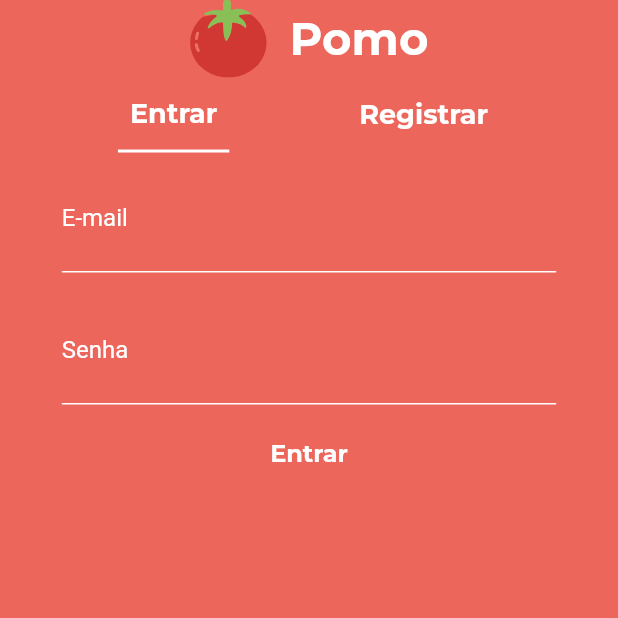
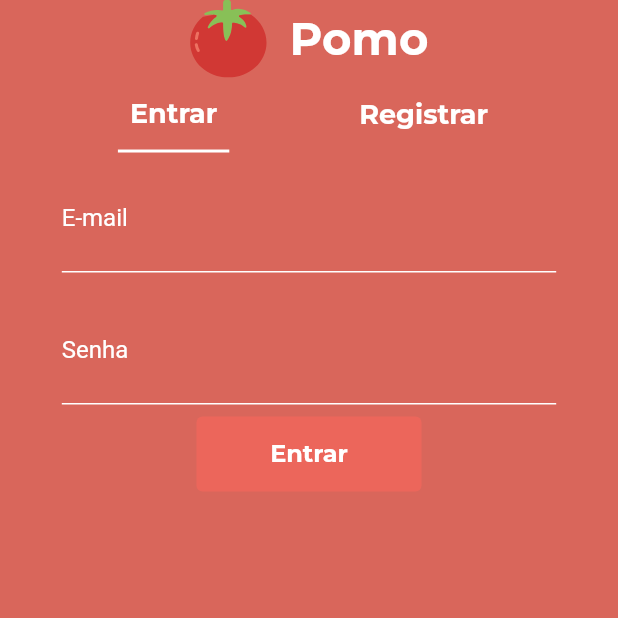
Before and after one commit to HicaroD/Pomo, a Flutter app: the screen it shows after launch, on a phone screen of 412 x 824 dp, the top half of it. Run offline on Flutter 3.47's test engine with Material 2 defaults, Android fonts, the phone set to English and light mode, and no system bars; our stand-ins replace flutter_modular, flutter_svg, google_fonts.

Commit message:
client: changing colors

```diff
--- a/lib/src/presenter/pages/Sign/sign.dart
+++ b/lib/src/presenter/pages/Sign/sign.dart
@@ -14,7 +14,7 @@ class SignPage extends StatelessWidget {
     return Scaffold(
       backgroundColor: Colors.transparent,
       body: Container(
-        color: PomoColors.SECONDARY_RED,
+        color: PomoColors.PRIMARY_RED,
         child: Column(
           children: <Widget>[
             const SignPageHeader(),
--- a/lib/src/presenter/widgets/Buttons/primary_button.dart
+++ b/lib/src/presenter/widgets/Buttons/primary_button.dart
@@ -1,4 +1,5 @@
 import 'package:flutter/material.dart';
+import 'package:pomo_app/src/utils/colors.dart';
 import '../Text/custom_text.dart';
 import '../Text/font_family.dart';
 
@@ -28,7 +29,7 @@ class PrimaryButton extends StatelessWidget {
         child: ElevatedButton(
           onPressed: onPressed,
           style: ElevatedButton.styleFrom(
-            backgroundColor: Colors.transparent,
+            backgroundColor: PomoColors.SECONDARY_RED,
             shadowColor: Colors.transparent,
           ),
           child: CustomText(
```
